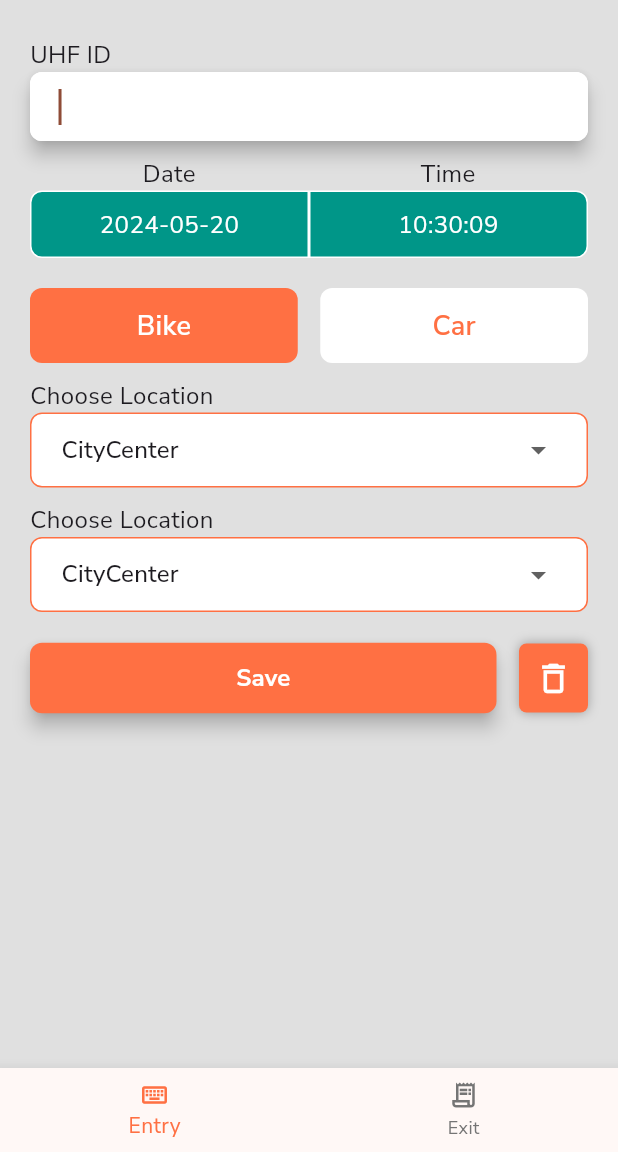
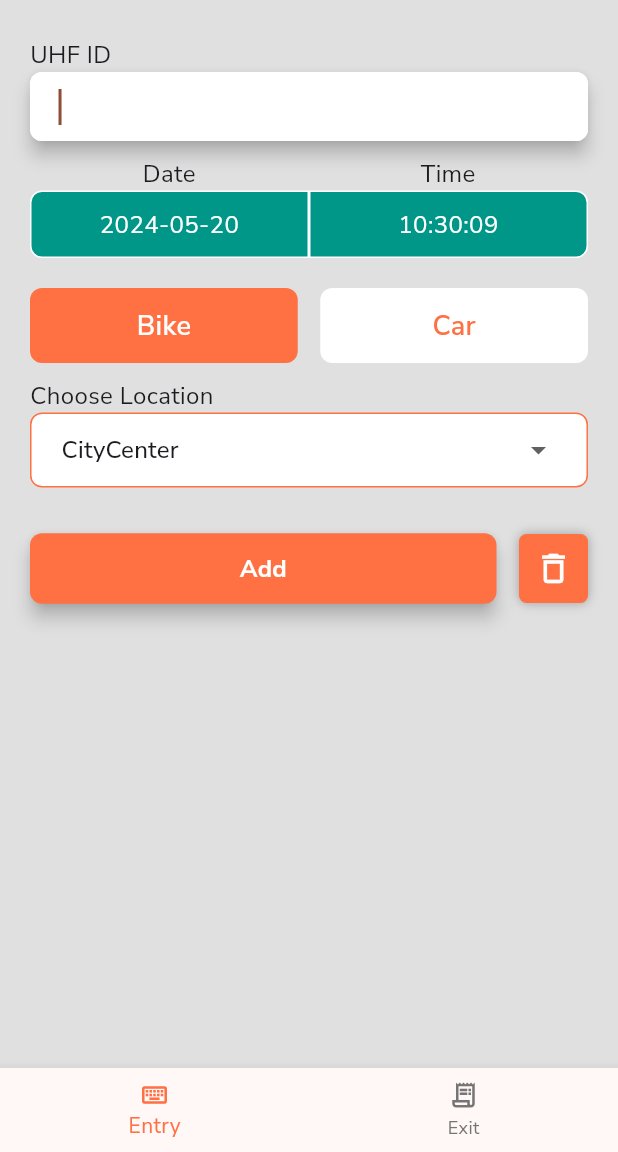
Before and after one commit to Rajan1762/mgm_parking_app, a Flutter app: the HomeMainScreen screen opened directly, on a phone screen of 412 x 824 dp, the part 84-1236 px from its top. Run offline on Flutter 3.47's test engine with Material 3 defaults, Android fonts, the phone set to English and light mode, and no system bars; our stand-ins replace connectivity_plus, fl_chart, fluttertoast, google_fonts, image_picker, shared_preferences; accounts and stored records are empty; network calls fail.

Commit message:
19-05-2024 commit

```diff
--- /dev/null
+++ b/lib/model/profile_models/logout_model.dart
@@ -0,0 +1,58 @@
+class LogOutModel {
+  // String? username;
+  // String? pwd;
+  // String? boothId;
+  String? shiftname;
+  // String? sdate;
+  // String? sstatus;
+  // String? openingamount;
+  // String? csdate;
+  // String? closingamount;
+  // String? fuser;
+  // bool? shiftStatus;
+
+  LogOutModel(
+      {
+        // this.username,
+        // this.pwd,
+        // this.boothId,
+        this.shiftname,
+        // this.sdate,
+        // this.sstatus,
+        // this.openingamount,
+        // this.csdate,
+        // this.closingamount,
+        // this.fuser,
+        // this.shiftStatus
+      });
+
+  LogOutModel.fromJson(Map<String, dynamic> json) {
+    // username = json['username'];
+    // pwd = json['pwd'];
+    // boothId = json['boothId'];
+    shiftname = json['shiftname'];
+    // sdate = json['sdate'];
+    // sstatus = json['sstatus'];
+    // openingamount = json['openingamount'];
+    // csdate = json['csdate'];
+    // closingamount = json['closingamount'];
+    // fuser = json['fuser'];
+    // shiftStatus = json['shiftStatus'];
+  }
+
+  Map<String, dynamic> toJson() {
+    final Map<String, dynamic> data = <String, dynamic>{};
+    // data['username'] = this.username;
+    // data['pwd'] = this.pwd;
+    // data['boothId'] = this.boothId;
+    data['shiftname'] = this.shiftname;
+    // data['sdate'] = this.sdate;
+    // data['sstatus'] = this.sstatus;
+    // data['openingamount'] = this.openingamount;
+    // data['csdate'] = this.csdate;
+    // data['closingamount'] = this.closingamount;
+    // data['fuser'] = this.fuser;
+    // data['shiftStatus'] = this.shiftStatus;
+    return data;
+  }
+}
--- a/lib/screens/enrty_screens/entry_screen.dart
+++ b/lib/screens/enrty_screens/entry_screen.dart
@@ -1,11 +1,7 @@
 import 'dart:io';
 import 'dart:convert';
-import 'package:flutter/cupertino.dart';
 import 'package:flutter/material.dart';
-import 'package:flutter/services.dart';
-import 'package:flutter/widgets.dart';
 import 'package:image_picker/image_picker.dart';
-import 'package:mgm_parking_app/model/profile_models.dart';
 import 'package:mgm_parking_app/sevices/network_services/profile_services.dart';
 import 'package:mgm_parking_app/sevices/provider_services/date_time_provider.dart';
 import 'package:mgm_parking_app/utils/custom_widgets/loading_widgets.dart';
@@ -13,7 +9,6 @@ import 'package:provider/provider.dart';
 import 'package:uuid/uuid.dart';
 import '../../model/entry_model.dart';
 import '../../utils/colors.dart';
-import '../../utils/common_functions.dart';
 import '../../utils/constants.dart';
 import '../../utils/custom_widgets/common_widget.dart';
 import '../../utils/custom_widgets/notification_widgets.dart';
@@ -66,7 +61,11 @@ class _EntryScreenState extends State<EntryScreen> {
 
   @override
   void initState() {
-    _idFocusNode.requestFocus();
+    WidgetsBinding.instance.addPostFrameCallback((_) {
+      if (mounted) {
+        _idFocusNode.requestFocus();
+      }
+    });
     DateTimeProvider? dateTimeProvider = Provider.of<DateTimeProvider>(context, listen: false);
     dateTimeProvider.runTimer();
     super.initState();
@@ -99,7 +98,7 @@ class _EntryScreenState extends State<EntryScreen> {
             // transid: 1,
               uniqueId: const Uuid().v4(),
               vehicleNo: _idNumber.toString(),
-              vehicleType: "1",
+              vehicleType: bikeSelected ? "2" : "1",
               barcode: "",
               date: '$dateTime',
               intime: '$dateTime',
@@ -121,12 +120,13 @@ class _EntryScreenState extends State<EntryScreen> {
 
   @override
   Widget build(BuildContext context) {
-    return Container(
-      color: Colors.grey.shade300,
-      height: MediaQuery.of(context).size.height,
-      child: Stack(
-        children: [
-          SingleChildScrollView(
+    return Stack(
+      children: [
+        SingleChildScrollView(
+          child: Container(
+            color: Colors.grey.shade300,
+            width: MediaQuery.of(context).size.width,
+            height: MediaQuery.of(context).size.height,
             child: Padding(
               padding: const EdgeInsets.all(20.0),
               child: Form(
@@ -230,41 +230,41 @@ class _EntryScreenState extends State<EntryScreen> {
                       ),
                     ),
                     const SizedBox(height: 10,),
-                    const Text('Choose Location',
-                        style: TextStyle(fontSize: 16)),
-                    Container(
-                      padding: const EdgeInsets.symmetric(horizontal: 20),
-                      decoration: BoxDecoration(
-                          color: Colors.white,
-                          borderRadius: const BorderRadius.all(Radius.circular(8)),
-                          border: Border.all(color: appThemeColor)
-                      ),
-                      child: Center(
-                        child: DropdownButtonHideUnderline(
-                          child: DropdownButton(
-                            // iconEnabledColor: Colors.white,
-                            isExpanded: true,
-                            // hint: const Text('Select Waiter'),
-                            value: dropdownValue,
-                            items: list.map<DropdownMenuItem<String>>((String value) {
-                              return DropdownMenuItem<String>(value: value, child: Text(value,));
-                            }).toList(),
-                            onChanged: (String? value) {
-                              setState(() {
-                                dropdownValue = value!;
-                              });
-                            },
-                          ),
-                        ),
-                      ),
-                    ),
+                    // const Text('Choose Location',
+                    //     style: TextStyle(fontSize: 16)),
+                    // Container(
+                    //   padding: const EdgeInsets.symmetric(horizontal: 20),
+                    //   decoration: BoxDecoration(
+                    //       color: Colors.white,
+                    //       borderRadius: const BorderRadius.all(Radius.circular(8)),
+                    //       border: Border.all(color: appThemeColor)
+                    //   ),
+                    //   child: Center(
+                    //     child: DropdownButtonHideUnderline(
+                    //       child: DropdownButton(
+                    //         // iconEnabledColor: Colors.white,
+                    //         isExpanded: true,
+                    //         // hint: const Text('Select Waiter'),
+                    //         value: dropdownValue,
+                    //         items: list.map<DropdownMenuItem<String>>((String value) {
+                    //           return DropdownMenuItem<String>(value: value, child: Text(value,));
+                    //         }).toList(),
+                    //         onChanged: (String? value) {
+                    //           setState(() {
+                    //             dropdownValue = value!;
+                    //           });
+                    //         },
+                    //       ),
+                    //     ),
+                    //   ),
+                    // ),
                     const SizedBox(
                       height: 20,
                     ),
                     Row(
                       children: [
                         SaveClearWidget(
-                          title: 'Save',
+                          title: 'Add',
                           onPressed: () {
                             if (_formKey.currentState!.validate()) {
                               setState(() => _isLoading = true);
@@ -278,7 +278,7 @@ class _EntryScreenState extends State<EntryScreen> {
                                   //     style: TextStyle(color: Colors.white),
                                   //   ),
                                   // ));
-                                  autoDeleteAlertDialog(context: context, message: 'Saved Successfully!');
+                                  autoDeleteAlertDialog(context: context, message: 'Added Successfully!');
                                   _clearData();
                                   // Navigator.pushReplacement(context, MaterialPageRoute(builder: (context)=>const HomeMainScreen()));
                                 }
@@ -312,9 +312,9 @@ class _EntryScreenState extends State<EntryScreen> {
               ),
             ),
           ),
-          FullScreenLoadingWidget(isLoading: _isLoading),
-        ],
-      ),
+        ),
+        FullScreenLoadingWidget(isLoading: _isLoading),
+      ],
     );
   }
 
--- a/lib/screens/profile_screens/login_screen.dart
+++ b/lib/screens/profile_screens/login_screen.dart
@@ -1,9 +1,7 @@
 import 'package:flutter/material.dart';
 import 'package:mgm_parking_app/model/profile_models/login_model.dart';
 import 'package:mgm_parking_app/model/profile_models/login_response_model.dart';
-import 'package:mgm_parking_app/screens/enrty_screens/entry_screen.dart';
 import '../../model/errorResponseModel.dart';
-import '../../model/profile_models.dart';
 import '../../model/profile_models/login_list_model.dart';
 import '../../sevices/network_services/profile_services.dart';
 import '../../utils/colors.dart';
@@ -35,9 +33,9 @@ class _LoginScreenState extends State<LoginScreen> {
         // userNameList.clear();
         userNameList.add(element.username??"");
       });
-      userNameList.forEach((a){
+      for (var a in userNameList) {
         print('a = $a');
-      });
+      }
       // setState(()=>_isLoading = false);
     }catch(e){
       print('Error Occurred e = $e');
--- a/lib/utils/custom_widgets/notification_widgets.dart
+++ b/lib/utils/custom_widgets/notification_widgets.dart
@@ -1,7 +1,6 @@
 import 'package:flutter/material.dart';
 import 'package:fluttertoast/fluttertoast.dart';
 import 'package:mgm_parking_app/utils/colors.dart';
-
 import '../common_values.dart';
 
 void autoDeleteAlertDialog({required BuildContext context,required String message})
@@ -48,6 +47,7 @@ void showToast(String message)
       fontSize: 16.0
   );
 }
+
 void showMessageAlertDialog({required BuildContext context,required String message})
 {
   showDialog(context: context, builder: (BuildContext context){
@@ -62,7 +62,7 @@ void showCommonAlertDialog({required BuildContext context,required String messag
 {
   showDialog(context: context, builder: (BuildContext context){
     return AlertDialog(
-      content: Text(message),
+      title: Text(message),
       actions: <Widget>[
         TextButton(
           onPressed:()=>Navigator.of(context).pop(),
--- a/pubspec.yaml
+++ b/pubspec.yaml
@@ -44,6 +44,7 @@ dependencies:
   image_picker: ^1.0.7
   fluttertoast: ^8.2.5
   connectivity_plus: ^6.0.2
+  intl: ^0.19.0
 
 dev_dependencies:
   flutter_test:
```
Also changed, not shown: lib/model/exit_screen_model/exit_screen_response_model.dart (added, +21 -0 lines), lib/screens/exit_screens/exit_screen.dart (+44 -18 lines), lib/screens/home_screens/home_main_screen.dart (+27 -5 lines), lib/sevices/network_services/exit_screen_services.dart (+5 -3 lines), lib/sevices/network_services/home_screen_services.dart (+18 -57 lines), lib/sevices/network_services/profile_services.dart (+3 -5 lines), lib/utils/constants.dart (+4 -3 lines), lib/model/exit_screen_model/exit_screen_models.dart (renamed from lib/model/exit_screen_models.dart), lib/utils/custom_widgets/profile_screen_widget.dart (line endings or trailing spaces), pubspec.lock.
